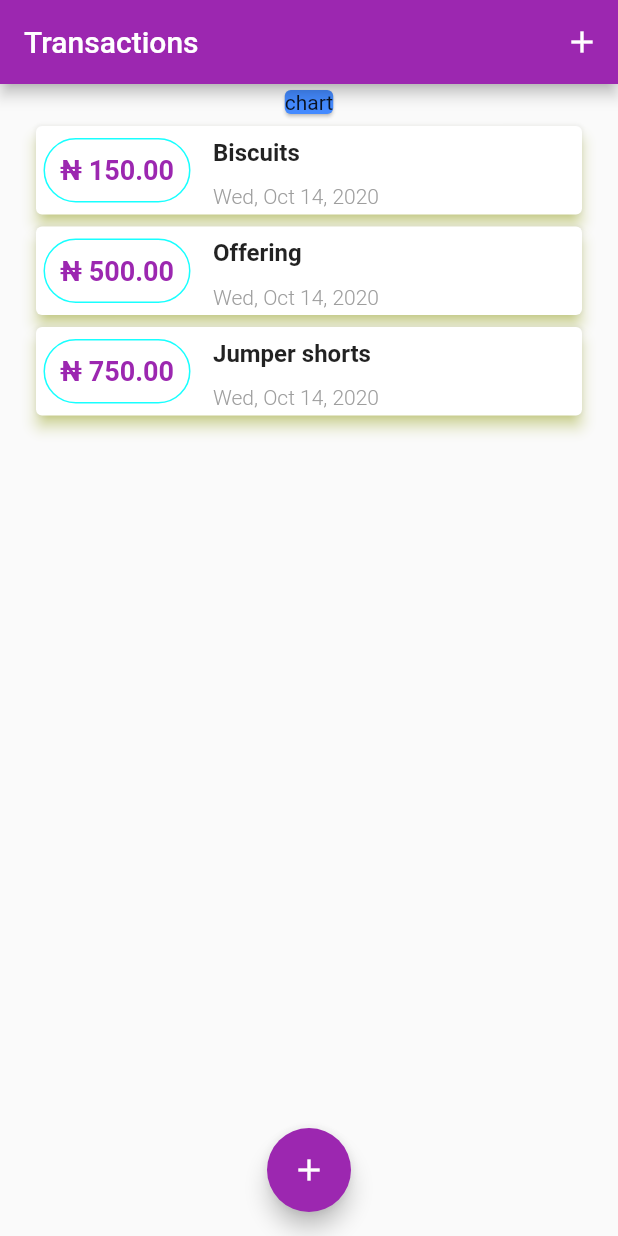
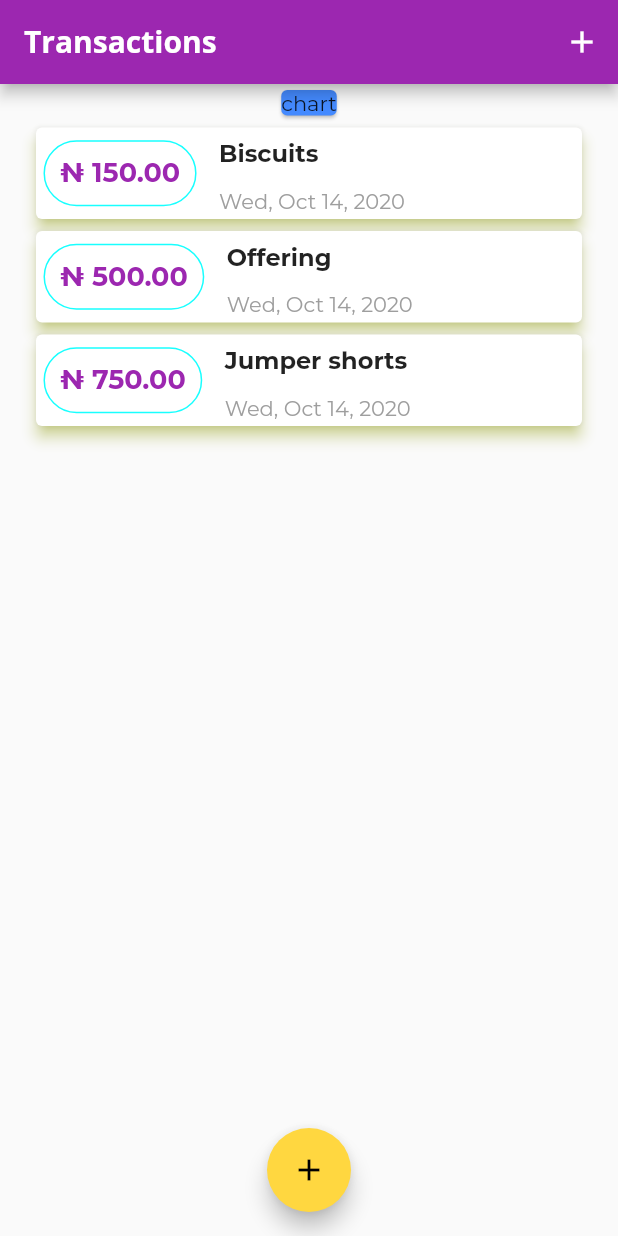
Before and after one commit to cranium44/flutter_tutorial_practice, a Flutter app: the screen it shows after launch, on a phone screen of 412 x 824 dp. Run offline on Flutter 3.47's test engine with Material 2 defaults, Android fonts, the phone set to English and light mode, and no system bars.

Commit message:
add fonts to theme

```diff
--- a/lib/main.dart
+++ b/lib/main.dart
@@ -4,13 +4,23 @@ import 'widgets/screens/home_page.dart';
 void main() => runApp(MyApp());
 
 class MyApp extends StatelessWidget {
-
   @override
   Widget build(BuildContext context) {
     return MaterialApp(
       debugShowCheckedModeBanner: false,
       theme: ThemeData(
-        primarySwatch: Colors.purple
+        primarySwatch: Colors.purple,
+        accentColor: Colors.amberAccent,
+        fontFamily: 'Montserrat',
+        appBarTheme: AppBarTheme(
+          textTheme: ThemeData.light().textTheme.copyWith(
+                title: TextStyle(
+                  fontFamily: "OpenSans",
+                  fontWeight: FontWeight.bold,
+                  fontSize: 20,
+                ),
+              ),
+        ),
       ),
       home: HomePage(),
     );
```
